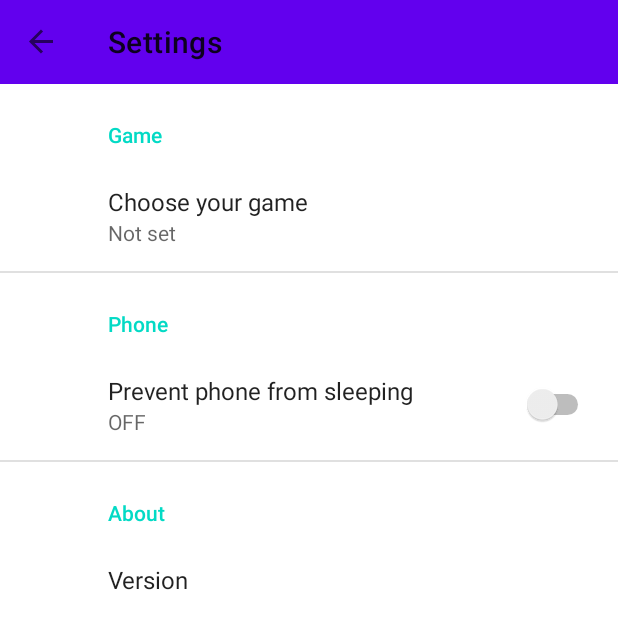
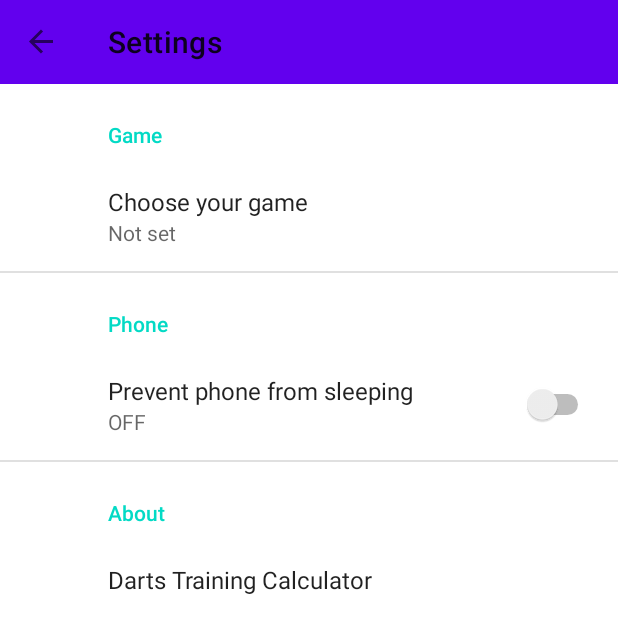
Before and after one commit to VitaliyBeletskiy/DartsTrainingCalculator_Android, an Android app: the SettingsFragment screen opened through its navigation route, on a phone screen of 412 x 824 dp. Shown: the top 633 px of the screen. Run offline under Robolectric (Android 15) with nearby library versions, the phone set to English and light mode, and no system bars; our stand-ins replace androidx.preference, navigation-ui; 3 statements that could not run were skipped.

Commit message:
added ABout/Version to Settings

```diff
--- a/app/src/main/java/com/beletskiy/dartstrainingcalculator/fragments/settings/SettingsFragment.kt
+++ b/app/src/main/java/com/beletskiy/dartstrainingcalculator/fragments/settings/SettingsFragment.kt
@@ -1,5 +1,6 @@
 package com.beletskiy.dartstrainingcalculator.fragments.settings
 
+import android.content.pm.PackageInfo
 import android.os.Bundle
 import android.util.Log
 import androidx.preference.Preference
@@ -7,10 +8,20 @@
 import com.beletskiy.dartstrainingcalculator.R
 import com.beletskiy.dartstrainingcalculator.utils.TAG
 
+
 class SettingsFragment : PreferenceFragmentCompat(), Preference.OnPreferenceChangeListener {
 
     override fun onCreatePreferences(savedInstanceState: Bundle?, rootKey: String?) {
         setPreferencesFromResource(R.xml.preferences, rootKey)
+
+        val appVersion = requireContext().packageManager.getPackageInfo(
+            requireContext().packageName,
+            0
+        ).versionName
+        val summaryProvider = Preference.SummaryProvider<Preference> {
+            "Version $appVersion"
+        }
+        findPreference<Preference>("version")?.summaryProvider = summaryProvider
 
         // set Preference Change Listeners
         val preventSleepPreference: Preference? =
@@ -21,7 +32,10 @@
     override fun onPreferenceChange(preference: Preference?, newValue: Any?): Boolean {
         preference?.let {
             if (preference.key == getString(R.string.prevent_sleep_key)) {
-                Log.i(TAG, "onPreferenceChange: preventSleepPreference CHANGED, new value = $newValue")
+                Log.i(
+                    TAG,
+                    "onPreferenceChange: preventSleepPreference CHANGED, new value = $newValue"
+                )
                 // TODO: 22/03/2021 handle "prevent phone from sleeping"
             }
         }
--- a/app/src/main/res/values/strings.xml
+++ b/app/src/main/res/values/strings.xml
@@ -17,4 +17,7 @@
     <string name="cancel">Cancel</string>
     <string name="all_progress_will_be_lost">All progress will be lost. Are you sure you want to restart the game?</string>
     <string name="restart_game">Restart game</string>
+    <string name="about">About</string>
+    <string name="phone">Phone</string>
+    <string name="game">Game</string>
 </resources>
--- a/app/src/main/res/xml/preferences.xml
+++ b/app/src/main/res/xml/preferences.xml
@@ -1,7 +1,7 @@
 <PreferenceScreen xmlns:android="http://schemas.android.com/apk/res/android"
     xmlns:app="http://schemas.android.com/apk/res-auto">
 
-    <PreferenceCategory app:title="Game">
+    <PreferenceCategory app:title="@string/game">
         <ListPreference
             app:defaultValue="1"
             app:entries="@array/preferencesGameTitles"
@@ -11,7 +11,7 @@
             app:useSimpleSummaryProvider="true" />
     </PreferenceCategory>
 
-    <PreferenceCategory app:title="Phone">
+    <PreferenceCategory app:title="@string/phone">
         <SwitchPreference
             app:defaultValue="false"
             app:key="@string/prevent_sleep_key"
@@ -20,11 +20,11 @@
             app:title="@string/prevent_phone_from_sleeping" />
     </PreferenceCategory>
 
-    <PreferenceCategory app:title="About">
+    <PreferenceCategory app:title="@string/about">
         <Preference
-            app:key="Version"
+            app:key="version"
             app:summary=""
-            app:title="Version" />
+            app:title="Darts Training Calculator" />
     </PreferenceCategory>
 
 </PreferenceScreen>
```
Also changed, not shown: 1 other file.
